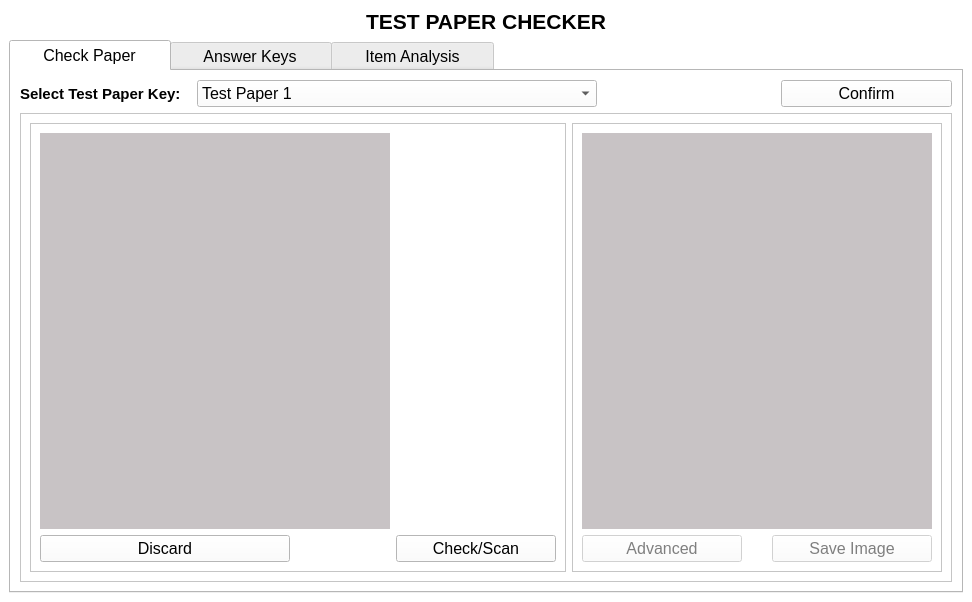
This is TestPaperChecker.ui in jarapamikaella/OpenCV_TestPaperChecker as Qt 5 draws it before an edit. The edited form follows.
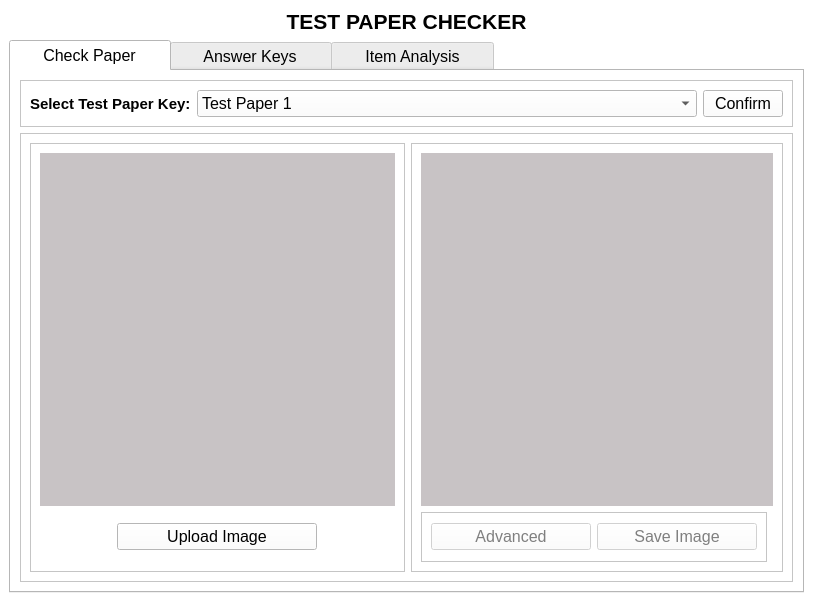
This is the edited form. The open tabs and pages were chosen to show the change.

What changed in the file:
```diff
--- a/TestPaperChecker.ui
+++ b/TestPaperChecker.ui
@@ -491,13 +491,6 @@
         <string>     Check Paper     </string>
        </attribute>
        <layout class="QGridLayout" name="gridLayout">
-        <item row="0" column="3">
-         <widget class="QPushButton" name="ConfirmTestPaperKeyName">
-          <property name="text">
-           <string>Confirm</string>
-          </property>
-         </widget>
-        </item>
         <item row="1" column="0" colspan="4">
          <widget class="QFrame" name="CheckPaperFrame">
           <property name="frameShape">
@@ -953,42 +946,64 @@
                 </property>
                </widget>
               </item>
-              <item row="1" column="1">
-               <widget class="QPushButton" name="pushButton">
-                <property name="minimumSize">
-                 <size>
-                  <width>160</width>
-                  <height>0</height>
-                 </size>
-                </property>
-                <property name="maximumSize">
-                 <size>
-                  <width>150</width>
-                  <height>16777215</height>
-                 </size>
-                </property>
-                <property name="text">
-                 <string>Check/Scan</string>
-                </property>
-               </widget>
-              </item>
               <item row="1" column="0">
-               <widget class="QPushButton" name="pushButton_2">
+               <widget class="QStackedWidget" name="stackedWidget">
                 <property name="minimumSize">
                  <size>
-                  <width>160</width>
+                  <width>0</width>
                   <height>0</height>
                  </size>
                 </property>
                 <property name="maximumSize">
                  <size>
-                  <width>250</width>
-                  <height>16777215</height>
+                  <width>16777215</width>
+                  <height>50</height>
                  </size>
                 </property>
-                <property name="text">
-                 <string>Discard</string>
+                <property name="currentIndex">
+                 <number>1</number>
                 </property>
+                <widget class="QWidget" name="page_4">
+                 <layout class="QHBoxLayout" name="horizontalLayout_2">
+                  <item>
+                   <widget class="QPushButton" name="UploadImageBtn">
+                    <property name="minimumSize">
+                     <size>
+                      <width>0</width>
+                      <height>0</height>
+                     </size>
+                    </property>
+                    <property name="maximumSize">
+                     <size>
+                      <width>200</width>
+                      <height>16777215</height>
+                     </size>
+                    </property>
+                    <property name="text">
+                     <string>Upload Image</string>
+                    </property>
+                   </widget>
+                  </item>
+                 </layout>
+                </widget>
+                <widget class="QWidget" name="page_3">
+                 <layout class="QGridLayout" name="gridLayout_4">
+                  <item row="0" column="0">
+                   <widget class="QPushButton" name="DiscardBtn">
+                    <property name="text">
+                     <string>Discard</string>
+                    </property>
+                   </widget>
+                  </item>
+                  <item row="0" column="1">
+                   <widget class="QPushButton" name="CheckScanBtn">
+                    <property name="text">
+                     <string>Check/Scan</string>
+                    </property>
+                   </widget>
+                  </item>
+                 </layout>
+                </widget>
                </widget>
               </item>
              </layout>
@@ -1003,62 +1018,18 @@
               <enum>QFrame::Raised</enum>
              </property>
              <layout class="QGridLayout" name="gridLayout_2">
-              <item row="1" column="0" alignment="Qt::AlignLeft">
-               <widget class="QPushButton" name="AdvancedBtn">
-                <property name="enabled">
-                 <bool>false</bool>
-                </property>
-                <property name="minimumSize">
-                 <size>
-                  <width>160</width>
-                  <height>0</height>
-                 </size>
-                </property>
-                <property name="maximumSize">
-                 <size>
-                  <width>250</width>
-                  <height>16777215</height>
-                 </size>
-                </property>
-                <property name="text">
-                 <string>Advanced</string>
-                </property>
-               </widget>
-              </item>
-              <item row="1" column="1" alignment="Qt::AlignRight">
-               <widget class="QPushButton" name="SaveImageBtn">
-                <property name="enabled">
-                 <bool>false</bool>
-                </property>
-                <property name="minimumSize">
-                 <size>
-                  <width>160</width>
-                  <height>0</height>
-                 </size>
-                </property>
-                <property name="maximumSize">
-                 <size>
-                  <width>150</width>
-                  <height>16777215</height>
-                 </size>
-                </property>
-                <property name="text">
-                 <string>Save Image</string>
-                </property>
-               </widget>
-              </item>
               <item row="0" column="0" colspan="2">
                <widget class="QLabel" name="CheckedImage">
                 <property name="minimumSize">
                  <size>
                   <width>350</width>
-                  <height>0</height>
+                  <height>300</height>
                  </size>
                 </property>
                 <property name="maximumSize">
                  <size>
                   <width>16777215</width>
-                  <height>16777215</height>
+                  <height>400</height>
                  </size>
                 </property>
                 <property name="palette">
@@ -1484,56 +1455,137 @@
                 </property>
                </widget>
               </item>
+              <item row="1" column="0">
+               <widget class="QFrame" name="frame">
+                <property name="maximumSize">
+                 <size>
+                  <width>16777215</width>
+                  <height>50</height>
+                 </size>
+                </property>
+                <property name="frameShape">
+                 <enum>QFrame::StyledPanel</enum>
+                </property>
+                <property name="frameShadow">
+                 <enum>QFrame::Raised</enum>
+                </property>
+                <layout class="QGridLayout" name="gridLayout_5">
+                 <item row="0" column="0">
+                  <widget class="QPushButton" name="AdvancedBtn">
+                   <property name="enabled">
+                    <bool>false</bool>
+                   </property>
+                   <property name="minimumSize">
+                    <size>
+                     <width>160</width>
+                     <height>0</height>
+                    </size>
+                   </property>
+                   <property name="maximumSize">
+                    <size>
+                     <width>250</width>
+                     <height>16777215</height>
+                    </size>
+                   </property>
+                   <property name="text">
+                    <string>Advanced</string>
+                   </property>
+                  </widget>
+                 </item>
+                 <item row="0" column="1">
+                  <widget class="QPushButton" name="SaveImageBtn">
+                   <property name="enabled">
+                    <bool>false</bool>
+                   </property>
+                   <property name="minimumSize">
+                    <size>
+                     <width>160</width>
+                     <height>0</height>
+                    </size>
+                   </property>
+                   <property name="maximumSize">
+                    <size>
+                     <width>150</width>
+                     <height>16777215</height>
+                    </size>
+                   </property>
+                   <property name="text">
+                    <string>Save Image</string>
+                   </property>
+                  </widget>
+                 </item>
+                </layout>
+               </widget>
+              </item>
              </layout>
             </widget>
            </item>
           </layout>
          </widget>
         </item>
-        <item row="0" column="0">
-         <widget class="QLabel" name="SelectTestPaperKeyLabel">
-          <property name="font">
-           <font>
-            <pointsize>11</pointsize>
-            <weight>75</weight>
-            <italic>false</italic>
-            <bold>true</bold>
-           </font>
+        <item row="0" column="0" colspan="4">
+         <widget class="QFrame" name="HeaderFrame">
+          <property name="frameShape">
+           <enum>QFrame::StyledPanel</enum>
           </property>
-          <property name="text">
-           <string>Select Test Paper Key:</string>
+          <property name="frameShadow">
+           <enum>QFrame::Raised</enum>
           </property>
-         </widget>
-        </item>
-        <item row="0" column="1">
-         <widget class="QComboBox" name="TestPaperNameDropdown">
-          <property name="minimumSize">
-           <size>
-            <width>400</width>
-            <height>0</height>
-           </size>
-          </property>
-          <property name="maximumSize">
-           <size>
-            <width>300</width>
-            <height>16777215</height>
-           </size>
-          </property>
-          <item>
-           <property name="text">
-            <string>Test Paper 1</string>
-           </property>
-          </item>
-          <item>
-           <property name="text">
-            <string>Test Paper 2</string>
-           </property>
-          </item>
-          <item>
-           <property name="text">
-            <string>Test Paper 3</string>
-           </property>
-          </item>
+          <layout class="QHBoxLayout" name="horizontalLayout_3">
+           <item>
+            <widget class="QLabel" name="SelectTestPaperKeyLabel">
+             <property name="font">
+              <font>
+               <pointsize>11</pointsize>
+               <weight>75</weight>
+               <italic>false</italic>
+               <bold>true</bold>
+              </font>
+             </property>
+             <property name="text">
+              <string>Select Test Paper Key:</string>
+             </property>
+            </widget>
+           </item>
+           <item>
+            <widget class="QComboBox" name="TestPaperNameDropdown">
+             <property name="minimumSize">
+              <size>
+               <width>500</width>
+               <height>0</height>
+              </size>
+             </property>
+             <property name="maximumSize">
+              <size>
+               <width>500</width>
+               <height>16777215</height>
+              </size>
+             </property>
+             <item>
+              <property name="text">
+               <string>Test Paper 1</string>
+              </property>
+             </item>
+             <item>
+              <property name="text">
+               <string>Test Paper 2</string>
+              </property>
+             </item>
+             <item>
+              <property name="text">
+               <string>Test Paper 3</string>
+              </property>
+             </item>
+            </widget>
+           </item>
+           <item>
+            <widget class="QPushButton" name="ConfirmTestPaperKeyName">
+             <property name="text">
+              <string>Confirm</string>
+             </property>
+            </widget>
+           </item>
+          </layout>
          </widget>
         </item>
        </layout>
```
Left out of the diff: 4 changed lines with no effect on the pictures.
